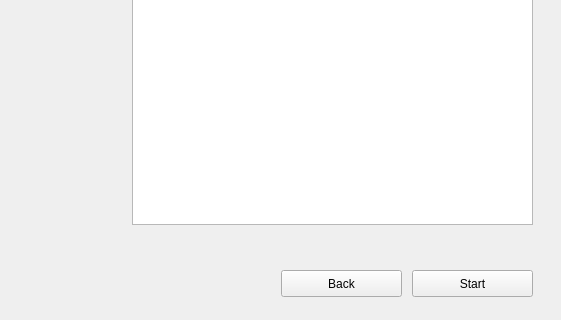
The window that ui/usetemplate.ui (thm-unix/BackupMachine) describes before a commit, drawn with Qt 5; both pictures show x 89 to 650 and y 130 to 450 of the 650 by 450 pixel window.
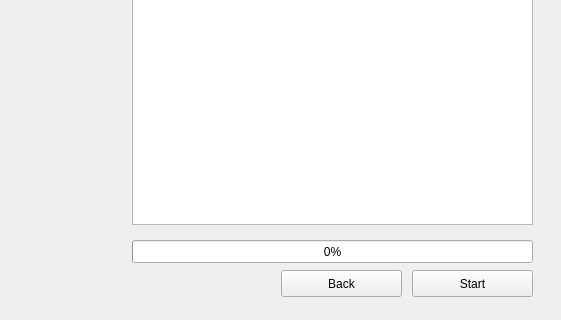
The same window after the commit.

```diff
--- a/ui/usetemplate.ui
+++ b/ui/usetemplate.ui
@@ -111,6 +111,19 @@
     <string>Back</string>
    </property>
   </widget>
+  <widget class="QProgressBar" name="progressBar">
+   <property name="geometry">
+    <rect>
+     <x>221</x>
+     <y>370</y>
+     <width>401</width>
+     <height>23</height>
+    </rect>
+   </property>
+   <property name="value">
+    <number>0</number>
+   </property>
+  </widget>
  </widget>
  <resources/>
  <connections/>
```
